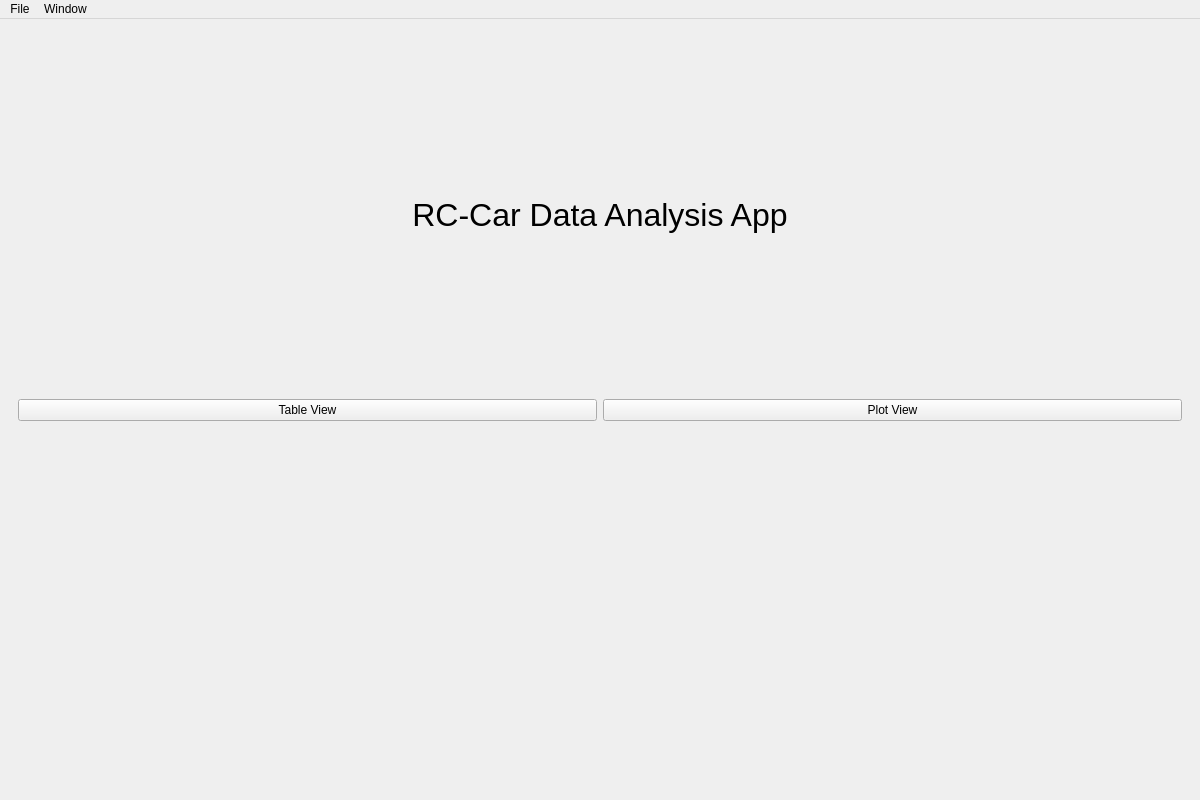
Before: the Qt Designer form GUI/win_main.ui in Benibla124/Automotion-Desktop-App, drawn with Qt 5.
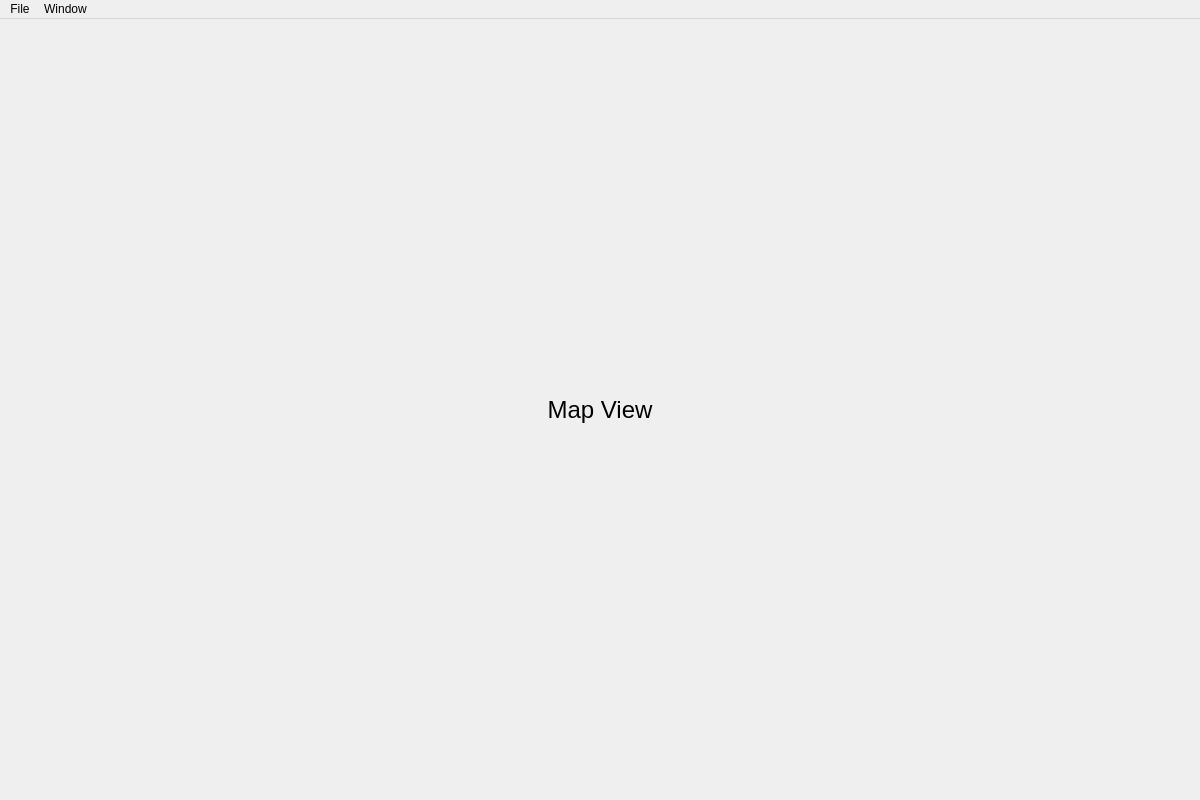
After: the same form once the commit is applied. The open tabs and pages were chosen to show the change. Icons and pictures are not drawn. Custom widgets are drawn as their Qt base class.

Commit message: Ground work for map view

```diff
--- a/GUI/win_main.ui
+++ b/GUI/win_main.ui
@@ -39,6 +39,19 @@
         </item>
         <item>
          <layout class="QHBoxLayout" name="horizontalLayout">
+          <item>
+           <spacer name="horizontalSpacer_5">
+            <property name="orientation">
+             <enum>Qt::Horizontal</enum>
+            </property>
+            <property name="sizeHint" stdset="0">
+             <size>
+              <width>40</width>
+              <height>20</height>
+             </size>
+            </property>
+           </spacer>
+          </item>
           <item>
            <widget class="QPushButton" name="overview_to_table">
             <property name="text">
@@ -53,6 +66,26 @@
             </property>
            </widget>
           </item>
+          <item>
+           <widget class="QPushButton" name="overview_to_map">
+            <property name="text">
+             <string>Map View</string>
+            </property>
+           </widget>
+          </item>
+          <item>
+           <spacer name="horizontalSpacer_6">
+            <property name="orientation">
+             <enum>Qt::Horizontal</enum>
+            </property>
+            <property name="sizeHint" stdset="0">
+             <size>
+              <width>40</width>
+              <height>20</height>
+             </size>
+            </property>
+           </spacer>
+          </item>
          </layout>
         </item>
         <item>
@@ -150,7 +183,56 @@
          </layout>
         </item>
         <item>
-         <widget class="PlotWidget" name="graphWidget" native="true"/>
+         <widget class="PlotWidget" name="graphWidget"/>
+        </item>
+       </layout>
+      </widget>
+      <widget class="QWidget" name="view_mapview">
+       <layout class="QVBoxLayout" name="verticalLayout">
+        <item>
+         <layout class="QHBoxLayout" name="horizontalLayout_3">
+          <item>
+           <spacer name="horizontalSpacer_3">
+            <property name="orientation">
+             <enum>Qt::Horizontal</enum>
+            </property>
+            <property name="sizeHint" stdset="0">
+             <size>
+              <width>40</width>
+              <height>20</height>
+             </size>
+            </property>
+           </spacer>
+          </item>
+          <item>
+           <widget class="QLabel" name="lab_mapview">
+            <property name="font">
+             <font>
+              <pointsize>18</pointsize>
+             </font>
+            </property>
+            <property name="text">
+             <string>Map View</string>
+            </property>
+            <property name="alignment">
+             <set>Qt::AlignCenter</set>
+            </property>
+           </widget>
+          </item>
+          <item>
+           <spacer name="horizontalSpacer_4">
+            <property name="orientation">
+             <enum>Qt::Horizontal</enum>
+            </property>
+            <property name="sizeHint" stdset="0">
+             <size>
+              <width>40</width>
+              <height>20</height>
+             </size>
+            </property>
+           </spacer>
+          </item>
+         </layout>
         </item>
        </layout>
       </widget>
@@ -246,7 +328,7 @@
  <customwidgets>
   <customwidget>
    <class>PlotWidget</class>
-   <extends>QWidget</extends>
+   <extends>QGraphicsView</extends>
    <header>pyqtgraph</header>
    <container>1</container>
   </customwidget>
```
Left out of the diff: 12 changed lines with no effect on the pictures. The commit also changes 3 other files.
